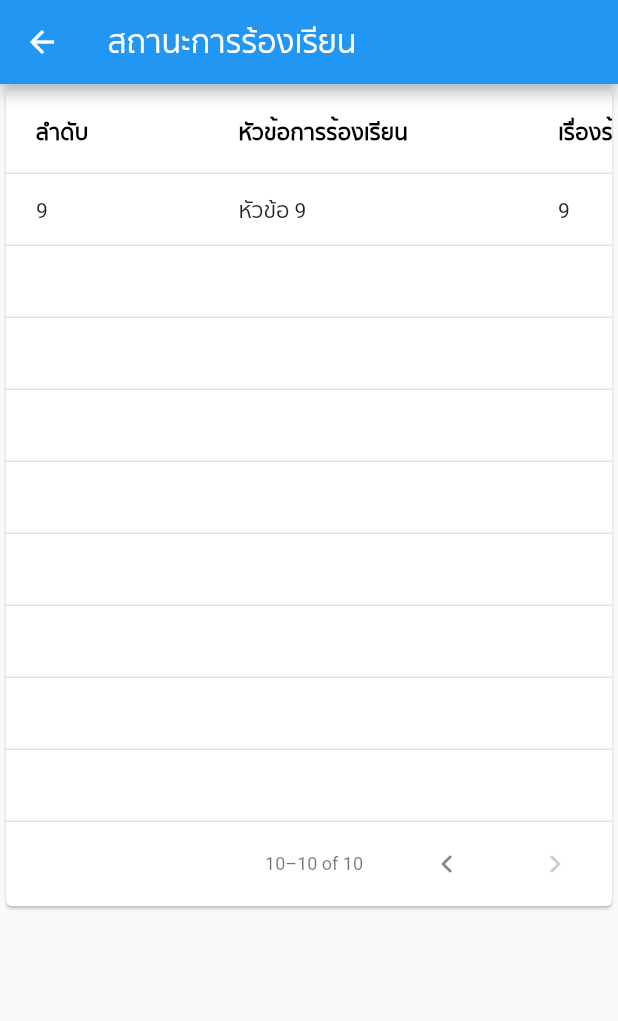
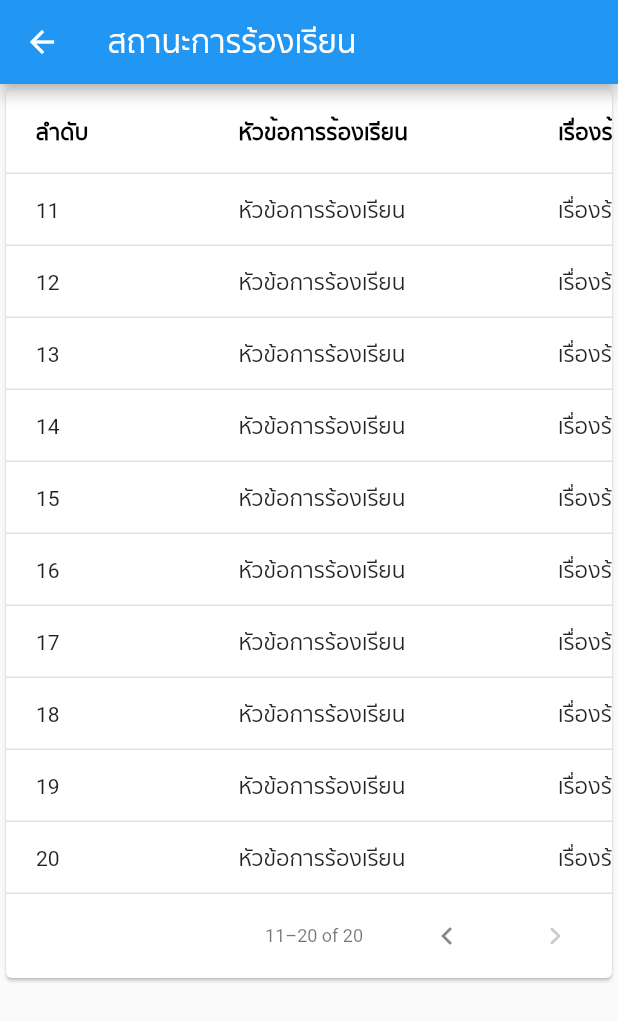
Before and after one commit to ittiwatwhangdee/Anamai, a Flutter app: the HomeScreen screen opened directly, after a tap on the "chevron right" icon, on a phone screen of 412 x 824 dp. Shown: the top 1021 px of the screen. Run offline on Flutter 3.47's test engine with Material 2 defaults, Android fonts, the phone set to English and light mode, and no system bars; our stand-ins replace dropdown_search, font_awesome_flutter.

Commit message:
Update complaint_table.dart

```diff
--- a/anamai/lib/complaint_table.dart
+++ b/anamai/lib/complaint_table.dart
@@ -44,7 +44,7 @@ class _HomeScreenState extends State<HomeScreen> {
             ],
             columnSpacing: 100,
             horizontalMargin: 20,
-            rowsPerPage: 9,
+            rowsPerPage: 10,
             showCheckboxColumn: false,
           ),
         ],
@@ -56,11 +56,11 @@ class _HomeScreenState extends State<HomeScreen> {
 // The "soruce" of the table
 class MyData extends DataTableSource {
   final List<Map<String, dynamic>> _data = List.generate(
-      10,
+      20,
       (index) => {
-            "id": index,
-            "topic": "หัวข้อ $index",
-            "title": index,
+            "id": index + 1,
+            "topic": "หัวข้อการร้องเรียน",
+            "title": "เรื่องร้องเรียน",
             "date": "วันที่ 8 กุมภาพันธ์ 2565",
             "status": "ขอเอกสารเพิ่มเติม",
             "attach": index,
```
